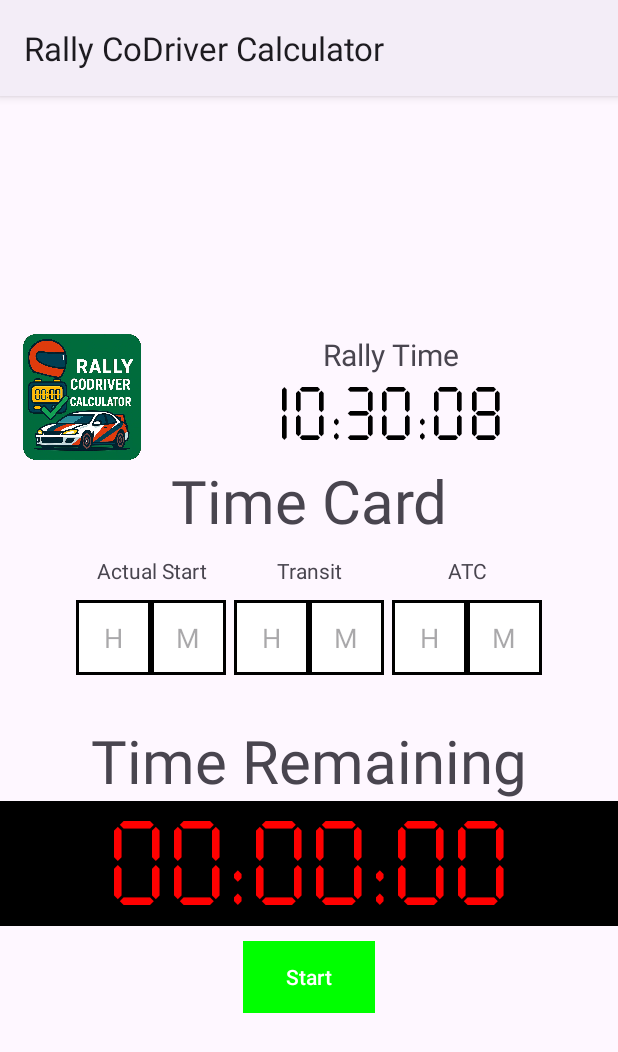
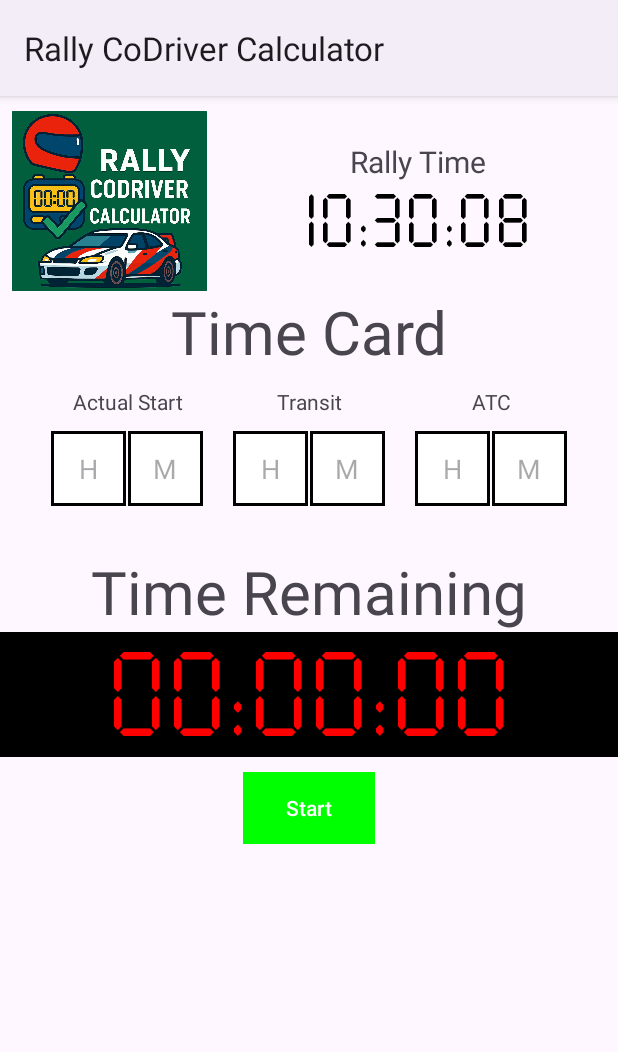
Before and after one commit to Menkaura81/Rally_Codriver_Calculator, an Android app: the screen it shows after launch (MainActivity), on a phone screen of 412 x 824 dp. Shown: the top 1052 px of the screen. Run offline under Robolectric (Android 15) with nearby library versions, the phone set to English and light mode, and no system bars.

Commit message:
Mejoras layout

```diff
--- a/app/src/main/res/layout/activity_main.xml
+++ b/app/src/main/res/layout/activity_main.xml
@@ -6,7 +6,6 @@
     android:layout_height="match_parent"
     android:orientation="vertical"
     tools:context=".MainActivity"
-    android:gravity="center"
     android:padding="10dp">
 
     <!-- PRIMERA FILA -->
@@ -19,17 +18,17 @@
 
         <!-- Logo -->
         <ImageView
-            android:layout_width="109dp"
-            android:layout_height="84dp"
-            android:src="@drawable/logo"
-            android:layout_gravity="left"/>
+            android:layout_width="146dp"
+            android:layout_height="120dp"
+            android:layout_gravity="left"
+            android:src="@drawable/logo" />
 
         <!-- Rally Time -->
         <LinearLayout
             android:layout_width="match_parent"
             android:layout_height="wrap_content"
             android:orientation="vertical"
-            android:layout_gravity="right">
+            android:layout_gravity="right|center">
 
             <!--Rally time Label-->
             <TextView
@@ -65,26 +64,29 @@
 
     <!-- TERCERA FILA -->
     <!-- Parte superior carnet de ruta-->
+
+    <!-- CUARTA FILA -->
+    <!-- Etiqueta tiempo restante -->
     <LinearLayout
         android:layout_width="match_parent"
         android:layout_height="wrap_content"
+        android:layout_marginBottom="20dp"
+        android:gravity="center"
         android:orientation="horizontal"
-        android:gravity="center"
-        android:padding="10dp"
-        android:layout_marginBottom="20dp">
+        android:padding="10dp">
 
         <!-- Primera columna actual start -->
         <LinearLayout
             android:layout_width="wrap_content"
             android:layout_height="wrap_content"
-            android:orientation="vertical"
-            android:paddingEnd="5dp">
+            android:layout_marginEnd="20dp"
+            android:orientation="vertical">
 
             <TextView
                 android:layout_width="match_parent"
                 android:layout_height="wrap_content"
+                android:gravity="center"
                 android:paddingBottom="10dp"
-                android:gravity="center"
                 android:text="@string/actual_start" />
 
             <LinearLayout
@@ -96,21 +98,22 @@
                     android:id="@+id/editTextHoras"
                     android:layout_width="50dp"
                     android:layout_height="50dp"
+                    android:layout_marginRight="1dp"
+                    android:background="@drawable/edittext_borde"
                     android:gravity="center"
+                    android:hint="@string/horas"
                     android:inputType="number"
-                    android:maxLength="2"
-                    android:hint="@string/horas"
-                    android:background="@drawable/edittext_borde" />
+                    android:maxLength="2" />
 
                 <EditText
                     android:id="@+id/editTextMinutos"
                     android:layout_width="50dp"
                     android:layout_height="50dp"
+                    android:background="@drawable/edittext_borde"
                     android:gravity="center"
+                    android:hint="@string/minutes"
                     android:inputType="number"
-                    android:maxLength="2"
-                    android:hint="@string/minutes"
-                    android:background="@drawable/edittext_borde" />
+                    android:maxLength="2" />
 
             </LinearLayout>
         </LinearLayout>
@@ -119,14 +122,14 @@
         <LinearLayout
             android:layout_width="wrap_content"
             android:layout_height="wrap_content"
-            android:orientation="vertical"
-            android:paddingEnd="5dp">
+            android:layout_marginEnd="20dp"
+            android:orientation="vertical">
 
             <TextView
                 android:layout_width="match_parent"
                 android:layout_height="wrap_content"
+                android:gravity="center"
                 android:paddingBottom="10dp"
-                android:gravity="center"
                 android:text="@string/transit" />
 
             <LinearLayout
@@ -138,21 +141,22 @@
                     android:id="@+id/editTextHorasTransit"
                     android:layout_width="50dp"
                     android:layout_height="50dp"
+                    android:layout_marginRight="1dp"
+                    android:background="@drawable/edittext_borde"
                     android:gravity="center"
+                    android:hint="@string/horas"
                     android:inputType="number"
-                    android:maxLength="2"
-                    android:hint="@string/horas"
-                    android:background="@drawable/edittext_borde" />
+                    android:maxLength="2" />
 
                 <EditText
                     android:id="@+id/editTextMinutosTransit"
                     android:layout_width="50dp"
                     android:layout_height="50dp"
+                    android:background="@drawable/edittext_borde"
                     android:gravity="center"
+                    android:hint="@string/minutes"
                     android:inputType="number"
-                    android:maxLength="2"
-                    android:hint="@string/minutes"
-                    android:background="@drawable/edittext_borde"/>
+                    android:maxLength="2" />
 
             </LinearLayout>
         </LinearLayout>
@@ -166,8 +170,8 @@
             <TextView
                 android:layout_width="match_parent"
                 android:layout_height="wrap_content"
+                android:gravity="center"
                 android:paddingBottom="10dp"
-                android:gravity="center"
                 android:text="@string/atc" />
 
             <LinearLayout
@@ -179,29 +183,28 @@
                     android:id="@+id/editTextHorasATC"
                     android:layout_width="50dp"
                     android:layout_height="50dp"
+                    android:layout_marginRight="1dp"
+                    android:background="@drawable/edittext_borde"
                     android:gravity="center"
+                    android:hint="@string/horas"
                     android:inputType="number"
-                    android:maxLength="2"
-                    android:hint="@string/horas"
-                    android:background="@drawable/edittext_borde" />
+                    android:maxLength="2" />
 
                 <EditText
                     android:id="@+id/editTextMinutosATC"
                     android:layout_width="50dp"
                     android:layout_height="50dp"
+                    android:background="@drawable/edittext_borde"
                     android:gravity="center"
+                    android:hint="@string/minutes"
                     android:inputType="number"
-                    android:maxLength="2"
-                    android:hint="@string/minutes"
-                    android:background="@drawable/edittext_borde"/>
+                    android:maxLength="2" />
 
             </LinearLayout>
         </LinearLayout>
 
     </LinearLayout>
 
-    <!-- CUARTA FILA -->
-    <!-- Etiqueta tiempo restante -->
     <TextView
         android:layout_width="match_parent"
         android:layout_height="wrap_content"
```
Also changed, not shown: app/src/main/res/drawable/logo.png.
